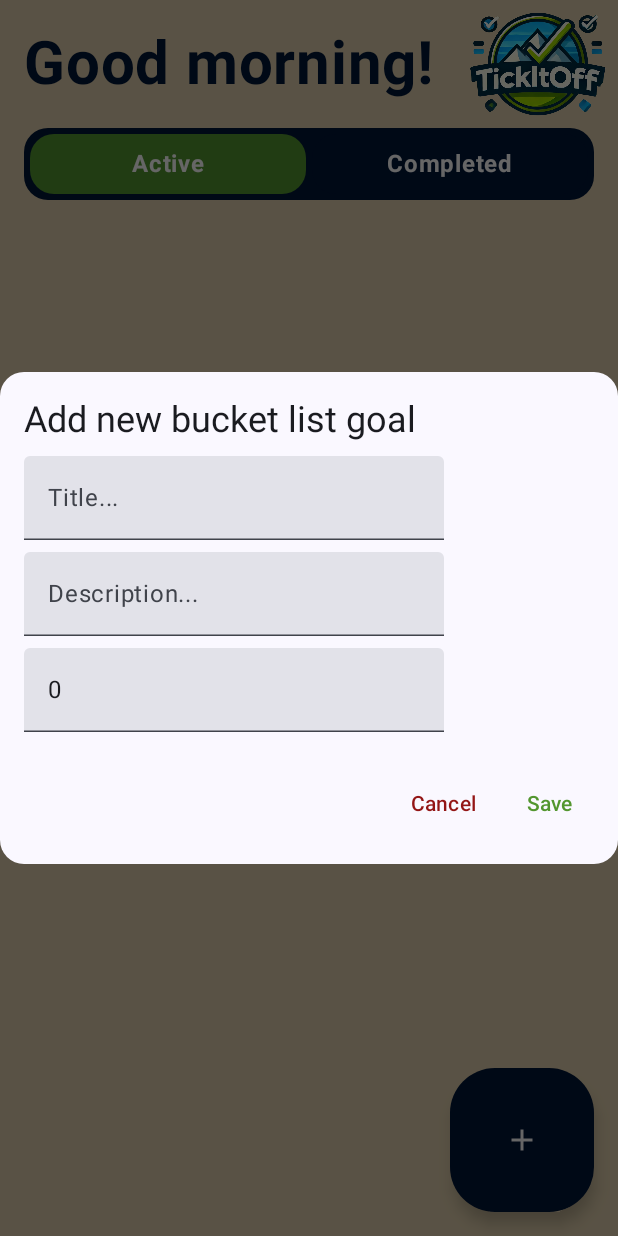
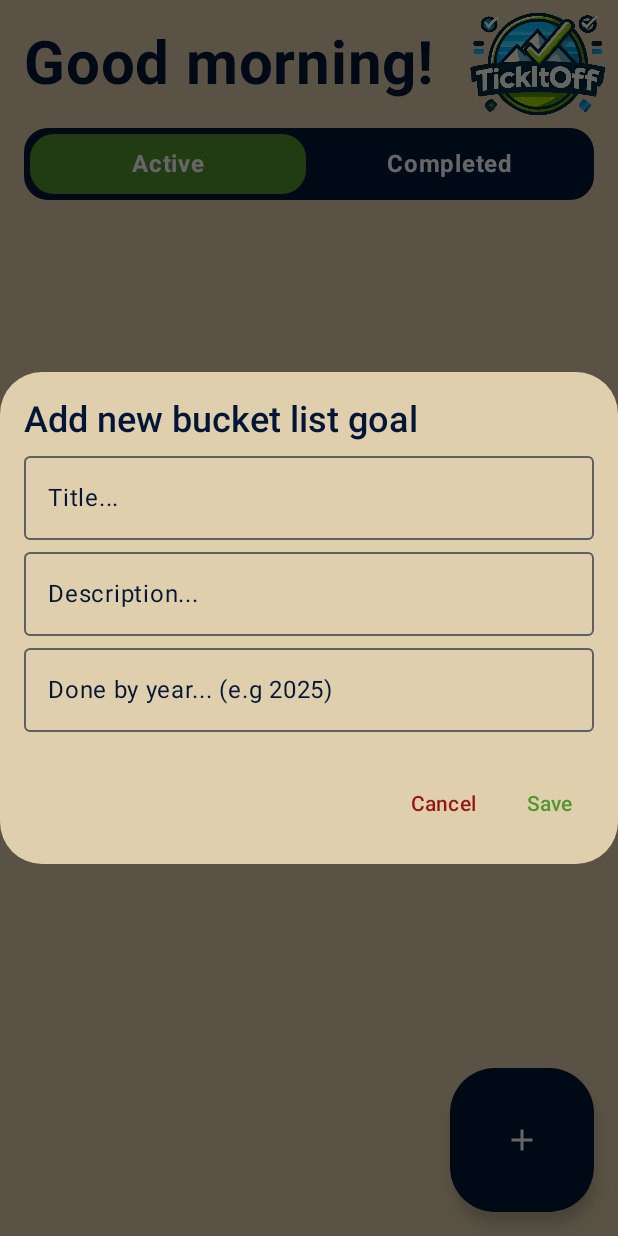
Before and after one commit to vhogberg/kotlin_bucket_list_app, an Android app built with Jetpack Compose: the screen it shows after launch (MainActivity), after a tap on "Add bucket list item", on a phone screen of 412 x 824 dp. Run offline under Robolectric (Android 15) with nearby library versions, the phone set to English and light mode, and no system bars; our stand-ins replace Room's generated code.

Commit message:
Changed package naming and structure to follow best practices. Changed alert pop-up with better styling. Fixed Room implementation of SetCompleted.

```diff
--- a/app/src/main/java/com/example/tickitoff/MainActivity.kt
+++ b/app/src/main/java/com/example/tickitoff/MainActivity.kt
@@ -12,8 +12,11 @@ import androidx.compose.ui.Modifier
 import androidx.lifecycle.ViewModel
 import androidx.lifecycle.ViewModelProvider
 import androidx.room.Room
+import com.example.tickitoff.data.BucketListDatabase
+import com.example.tickitoff.ui.screens.TickItOffPage
 import com.example.tickitoff.ui.theme.CustomBeige
 import com.example.tickitoff.ui.theme.TickItOffTheme
+import com.example.tickitoff.viewmodel.BucketListItemViewModel
 
 class MainActivity : ComponentActivity() {
 
--- a/app/src/main/java/com/example/tickitoff/BucketListDatabase.kt
+++ b/app/src/main/java/com/example/tickitoff/data/BucketListDatabase.kt
@@ -1,4 +1,4 @@
-package com.example.tickitoff
+package com.example.tickitoff.data
 
 import androidx.room.Database
 import androidx.room.RoomDatabase
--- a/app/src/main/java/com/example/tickitoff/BucketListItem.kt
+++ b/app/src/main/java/com/example/tickitoff/data/BucketListItem.kt
@@ -1,4 +1,4 @@
-package com.example.tickitoff
+package com.example.tickitoff.data
 
 import androidx.room.Entity
 import androidx.room.PrimaryKey
--- a/app/src/main/java/com/example/tickitoff/BucketListItemDao.kt
+++ b/app/src/main/java/com/example/tickitoff/data/BucketListItemDao.kt
@@ -1,4 +1,4 @@
-package com.example.tickitoff
+package com.example.tickitoff.data
 
 import androidx.room.Dao
 import androidx.room.Delete
--- a/app/src/main/java/com/example/tickitoff/BucketListEvent.kt
+++ b/app/src/main/java/com/example/tickitoff/events/BucketListEvent.kt
@@ -1,5 +1,6 @@
-package com.example.tickitoff
+package com.example.tickitoff.events
 
+import com.example.tickitoff.data.BucketListItem
 
 
 /*
--- a/app/src/main/java/com/example/tickitoff/BucketListComposable.kt
+++ b/app/src/main/java/com/example/tickitoff/ui/components/BucketListComposable.kt
@@ -1,4 +1,4 @@
-package com.example.tickitoff
+package com.example.tickitoff.ui.components
 
 import androidx.compose.foundation.background
 import androidx.compose.foundation.layout.Column
@@ -21,6 +21,10 @@ import androidx.compose.ui.res.painterResource
 import androidx.compose.ui.text.font.FontWeight
 import androidx.compose.ui.unit.dp
 import androidx.compose.ui.unit.sp
+import com.example.tickitoff.events.BucketListEvent
+import com.example.tickitoff.viewmodel.BucketListState
+import com.example.tickitoff.R
+import com.example.tickitoff.data.BucketListItem
 import com.example.tickitoff.ui.theme.CustomGreen
 
 // Main part of the actual bucket list
--- a/app/src/main/java/com/example/tickitoff/CreateNewItemDialog.kt
+++ b/app/src/main/java/com/example/tickitoff/ui/components/CreateNewItemDialog.kt
@@ -1,4 +1,4 @@
-package com.example.tickitoff
+package com.example.tickitoff.ui.components
 
 import androidx.compose.foundation.clickable
 import androidx.compose.foundation.layout.Arrangement
@@ -14,10 +14,8 @@ import androidx.compose.foundation.layout.wrapContentHeight
 import androidx.compose.foundation.layout.wrapContentWidth
 import androidx.compose.foundation.shape.RoundedCornerShape
 import androidx.compose.foundation.text.KeyboardOptions
-import androidx.compose.material3.AlertDialog
 import androidx.compose.material3.AlertDialogDefaults
 import androidx.compose.material3.BasicAlertDialog
-import androidx.compose.material3.Button
 import androidx.compose.material3.ExperimentalMaterial3Api
 import androidx.compose.material3.MaterialTheme
 import androidx.compose.material3.OutlinedTextField
@@ -27,7 +25,6 @@ import androidx.compose.material3.Text
 import androidx.compose.material3.TextButton
 import androidx.compose.material3.TextField
 import androidx.compose.runtime.Composable
-import androidx.compose.runtime.collectAsState
 import androidx.compose.runtime.getValue
 import androidx.compose.runtime.mutableStateOf
 import androidx.compose.runtime.remember
@@ -35,12 +32,17 @@ import androidx.compose.runtime.setValue
 import androidx.compose.ui.Modifier
 import androidx.compose.ui.graphics.Color
 import androidx.compose.ui.platform.LocalFocusManager
+import androidx.compose.ui.text.font.Font
+import androidx.compose.ui.text.font.FontWeight
 import androidx.compose.ui.text.input.ImeAction
 import androidx.compose.ui.text.input.KeyboardType
 import androidx.compose.ui.unit.dp
-import androidx.compose.ui.unit.sp
+import com.example.tickitoff.events.BucketListEvent
+import com.example.tickitoff.ui.theme.CustomBeige
+import com.example.tickitoff.viewmodel.BucketListState
 import com.example.tickitoff.ui.theme.CustomBlue
 import com.example.tickitoff.ui.theme.CustomGreen
+import com.example.tickitoff.ui.theme.CustomRed
 
 @OptIn(ExperimentalMaterial3Api::class)
 @Composable
@@ -59,40 +61,48 @@ fun AddNewItemDialog(
             modifier = Modifier
                 .wrapContentWidth()
                 .wrapContentHeight(),
-            shape = MaterialTheme.shapes.large,
+            shape = MaterialTheme.shapes.extraLarge,
+            color = CustomBeige, // Set the background color to CustomBeige
             tonalElevation = AlertDialogDefaults.TonalElevation
         ) {
             Column(modifier = Modifier.padding(16.dp)) {
                 Text(
                     text = "Add new bucket list goal",
-                    style = MaterialTheme.typography.headlineSmall
+                    style = MaterialTheme.typography.headlineSmall.copy(
+                        color = CustomBlue // Set the title color to CustomBlue
+                    ),
+                    fontWeight = FontWeight.SemiBold
                 )
                 Spacer(modifier = Modifier.height(8.dp))
-                TextField(
+                OutlinedTextField(
                     value = state.title,
                     onValueChange = {
                         onEvent(BucketListEvent.SetTitle(it))
                     },
+                    colors = OutlinedTextFieldDefaults.colors(CustomBlue),
                     placeholder = {
-                        Text(text = "Title...")
-                    }
+                        Text(text = "Title...", color = CustomBlue)
+                    },
+                    modifier = Modifier.fillMaxWidth()
                 )
                 Spacer(modifier = Modifier.height(8.dp))
-                TextField(
+                OutlinedTextField(
                     value = state.description,
                     onValueChange = {
                         onEvent(BucketListEvent.SetDescription(it))
                     },
+                    colors = OutlinedTextFieldDefaults.colors(CustomBlue),
                     placeholder = {
-                        Text(text = "Description...")
-                    }
+                        Text(text = "Description...", color = CustomBlue)
+                    },
+                    modifier = Modifier.fillMaxWidth()
                 )
                 Spacer(modifier = Modifier.height(8.dp))
-                TextField(
-                    value = state.doneByYear.toString(),
+                OutlinedTextField(
+                    value = if (state.doneByYear == 0) "" else state.doneByYear.toString(),
                     onValueChange = { input ->
                         if (input.isEmpty()) {
-                            onEvent(BucketListEvent.SetDoneByYear(0))
+                            onEvent(BucketListEvent.SetDoneByYear(2025))
                         } else {
                             try {
                                 val year = input.toInt()
@@ -103,12 +113,14 @@ fun AddNewItemDialog(
                         }
                     },
                     placeholder = {
-                        Text(text = "Done by year... (e.g 2025)")
+                        Text(text = "Done by year... (e.g 2025)", color = CustomBlue)
                     },
+                    colors = OutlinedTextFieldDefaults.colors(CustomBlue),
                     keyboardOptions = KeyboardOptions(
                         keyboardType = KeyboardType.Number,
                         imeAction = ImeAction.Done
-                    )
+                    ),
+                    modifier = Modifier.fillMaxWidth()
                 )
 
                 Spacer(modifier = Modifier.height(24.dp))
@@ -121,7 +133,8 @@ fun AddNewItemDialog(
                     } ) {
                         Text(
                             text = "Cancel",
-                            color = Color(0xFF931515)
+                            color = CustomRed,
+                            fontWeight = FontWeight.SemiBold
                         )
                     }
                     Spacer(modifier = Modifier.width(8.dp))
@@ -132,7 +145,8 @@ fun AddNewItemDialog(
                     ) {
                         Text(
                             text = "Save",
-                            color = CustomGreen
+                            color = CustomGreen,
+                            fontWeight = FontWeight.SemiBold
                         )
                     }
                 }
--- a/app/src/main/java/com/example/tickitoff/Greeting.kt
+++ b/app/src/main/java/com/example/tickitoff/ui/components/Greeting.kt
@@ -1,4 +1,4 @@
-package com.example.tickitoff
+package com.example.tickitoff.ui.components
 
 import androidx.compose.foundation.Image
 import androidx.compose.foundation.layout.Row
@@ -13,6 +13,7 @@ import androidx.compose.ui.res.painterResource
 import androidx.compose.ui.text.font.FontWeight
 import androidx.compose.ui.unit.dp
 import androidx.compose.ui.unit.sp
+import com.example.tickitoff.R
 import com.example.tickitoff.ui.theme.CustomBlue
 
 @Composable
--- a/app/src/main/java/com/example/tickitoff/SegmentedControlSwitch.kt
+++ b/app/src/main/java/com/example/tickitoff/ui/components/SegmentedControlSwitch.kt
@@ -1,4 +1,4 @@
-package com.example.tickitoff
+package com.example.tickitoff.ui.components
 
 import androidx.compose.foundation.background
 import androidx.compose.foundation.clickable
--- a/app/src/main/java/com/example/tickitoff/ui/theme/Color.kt
+++ b/app/src/main/java/com/example/tickitoff/ui/theme/Color.kt
@@ -14,3 +14,4 @@ val CustomBlue = Color(0xFF001638)
 val CustomBeige = Color(0xFFE0CFAC)
 val CustomGreen = Color(0xFF53962F)
 val CustomGrey = Color(0xFF2E2E2E)
+val CustomRed = Color(0xFF931515)
--- a/app/src/main/java/com/example/tickitoff/BucketListItemViewModel.kt
+++ b/app/src/main/java/com/example/tickitoff/viewmodel/BucketListItemViewModel.kt
@@ -1,7 +1,10 @@
-package com.example.tickitoff
+package com.example.tickitoff.viewmodel
 
 import androidx.lifecycle.ViewModel
 import androidx.lifecycle.viewModelScope
+import com.example.tickitoff.data.BucketListItem
+import com.example.tickitoff.data.BucketListItemDao
+import com.example.tickitoff.events.BucketListEvent
 import kotlinx.coroutines.flow.MutableStateFlow
 import kotlinx.coroutines.flow.SharingStarted
 import kotlinx.coroutines.flow.StateFlow
@@ -101,6 +104,7 @@ class BucketListItemViewModel(
             }
 
             is BucketListEvent.SetCompleted -> {
+                // Update the in-memory state
                 _state.update { currentState ->
                     val updatedItems = currentState.bucketListItems.map { bucketItem ->
                         if (bucketItem.id == event.item.id) {
@@ -111,6 +115,12 @@ class BucketListItemViewModel(
                     }
                     currentState.copy(bucketListItems = updatedItems)
                 }
+
+                // Update the item in the database
+                viewModelScope.launch {
+                    val updatedItem = event.item.copy(completed = event.isCompleted)
+                    dao.upsertItem(updatedItem)
+                }
             }
         }
     }
--- a/app/src/main/java/com/example/tickitoff/BucketListState.kt
+++ b/app/src/main/java/com/example/tickitoff/viewmodel/BucketListState.kt
@@ -1,4 +1,6 @@
-package com.example.tickitoff
+package com.example.tickitoff.viewmodel
+
+import com.example.tickitoff.data.BucketListItem
 
 data class BucketListState(
     val bucketListItems: List<BucketListItem> = emptyList(),
```
Also changed, not shown: app/src/main/java/com/example/tickitoff/ui/screens/TickItOffPage.kt (renamed from app/src/main/java/com/example/tickitoff/TickItOffPage.kt, +7 -1 lines).
